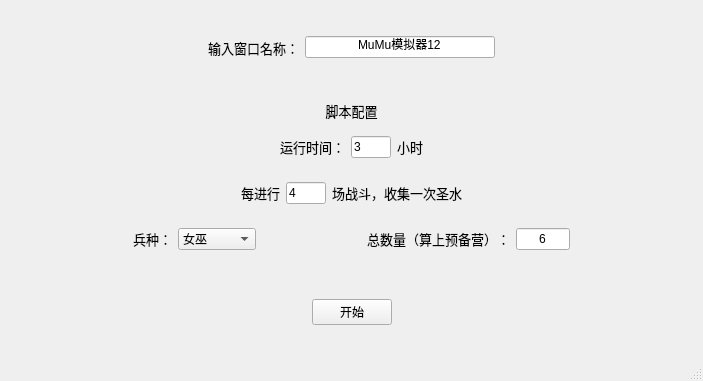
The window that ui.ui (nev3da/COC) describes before a commit, drawn with Qt 5.
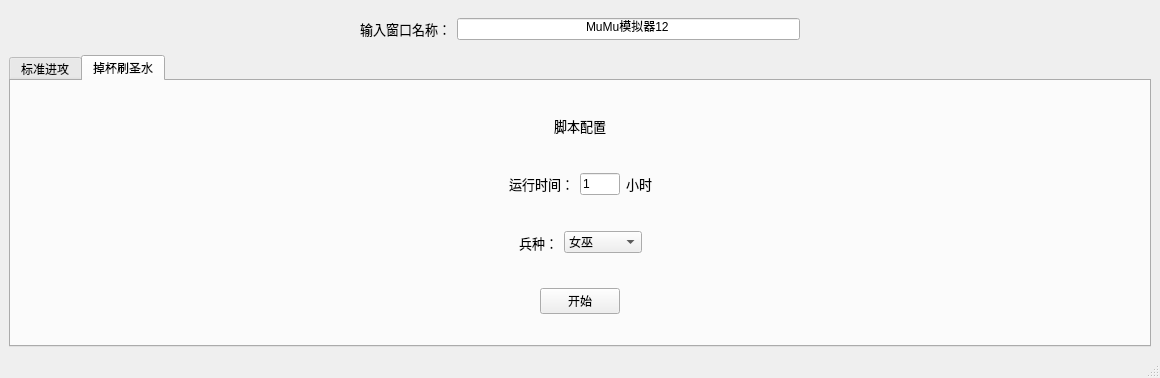
The same window after the commit. The open tabs and pages were chosen to show the change.

Commit message: 可以选择掉杯刷圣水

```diff
--- a/ui.ui
+++ b/ui.ui
@@ -6,8 +6,8 @@
    <rect>
     <x>0</x>
     <y>0</y>
-    <width>703</width>
-    <height>381</height>
+    <width>1160</width>
+    <height>375</height>
    </rect>
   </property>
   <property name="windowTitle">
@@ -70,6 +70,19 @@
      </widget>
     </item>
     <item>
+     <widget class="QTabWidget" name="tabWidget">
+      <property name="currentIndex">
+       <number>0</number>
+      </property>
+      <widget class="QWidget" name="tab">
+       <attribute name="title">
+        <string>标准进攻</string>
+       </attribute>
+       <layout class="QVBoxLayout" name="verticalLayout_4">
+        <item>
+         <widget class="QWidget" name="widget_7" native="true">
+          <layout class="QVBoxLayout" name="verticalLayout_3">
+           <item>
      <widget class="QWidget" name="widget_4" native="true">
       <property name="styleSheet">
        <string notr="true"/>
@@ -330,7 +343,7 @@
              </size>
             </property>
             <property name="text">
-             <string>6</string>
+                    <string>7</string>
             </property>
             <property name="alignment">
              <set>Qt::AlignCenter</set>
@@ -356,9 +369,6 @@
          </layout>
         </widget>
        </item>
-      </layout>
-     </widget>
-    </item>
     <item>
      <widget class="QWidget" name="widget" native="true">
       <layout class="QHBoxLayout" name="horizontalLayout">
@@ -400,6 +410,230 @@
     </item>
    </layout>
   </widget>
+           </item>
+          </layout>
+         </widget>
+        </item>
+       </layout>
+      </widget>
+      <widget class="QWidget" name="tab_2">
+       <attribute name="title">
+        <string>掉杯刷圣水</string>
+       </attribute>
+       <layout class="QVBoxLayout" name="verticalLayout_5">
+        <item>
+         <widget class="QWidget" name="widget_8" native="true">
+          <layout class="QVBoxLayout" name="verticalLayout_6">
+           <item>
+            <widget class="QLabel" name="label_12">
+             <property name="font">
+              <font>
+               <pointsize>10</pointsize>
+              </font>
+             </property>
+             <property name="text">
+              <string>脚本配置</string>
+             </property>
+             <property name="alignment">
+              <set>Qt::AlignCenter</set>
+             </property>
+            </widget>
+           </item>
+           <item>
+            <widget class="QWidget" name="widget_9" native="true">
+             <layout class="QHBoxLayout" name="horizontalLayout_6">
+              <item>
+               <spacer name="horizontalSpacer_12">
+                <property name="orientation">
+                 <enum>Qt::Horizontal</enum>
+                </property>
+                <property name="sizeHint" stdset="0">
+                 <size>
+                  <width>244</width>
+                  <height>19</height>
+                 </size>
+                </property>
+               </spacer>
+              </item>
+              <item>
+               <widget class="QLabel" name="label_9">
+                <property name="font">
+                 <font>
+                  <pointsize>10</pointsize>
+                 </font>
+                </property>
+                <property name="text">
+                 <string>运行时间：</string>
+                </property>
+               </widget>
+              </item>
+              <item>
+               <widget class="QLineEdit" name="execute_time_2">
+                <property name="maximumSize">
+                 <size>
+                  <width>40</width>
+                  <height>16777215</height>
+                 </size>
+                </property>
+                <property name="text">
+                 <string>1</string>
+                </property>
+               </widget>
+              </item>
+              <item>
+               <widget class="QLabel" name="label_10">
+                <property name="font">
+                 <font>
+                  <pointsize>10</pointsize>
+                 </font>
+                </property>
+                <property name="text">
+                 <string>小时</string>
+                </property>
+               </widget>
+              </item>
+              <item>
+               <spacer name="horizontalSpacer_13">
+                <property name="orientation">
+                 <enum>Qt::Horizontal</enum>
+                </property>
+                <property name="sizeHint" stdset="0">
+                 <size>
+                  <width>244</width>
+                  <height>19</height>
+                 </size>
+                </property>
+               </spacer>
+              </item>
+             </layout>
+            </widget>
+           </item>
+           <item>
+            <widget class="QWidget" name="widget_11" native="true">
+             <layout class="QHBoxLayout" name="horizontalLayout_8">
+              <item>
+               <spacer name="horizontalSpacer_16">
+                <property name="orientation">
+                 <enum>Qt::Horizontal</enum>
+                </property>
+                <property name="sizeType">
+                 <enum>QSizePolicy::Expanding</enum>
+                </property>
+                <property name="sizeHint" stdset="0">
+                 <size>
+                  <width>133</width>
+                  <height>20</height>
+                 </size>
+                </property>
+               </spacer>
+              </item>
+              <item>
+               <widget class="QLabel" name="label_11">
+                <property name="font">
+                 <font>
+                  <pointsize>10</pointsize>
+                 </font>
+                </property>
+                <property name="text">
+                 <string>兵种：</string>
+                </property>
+               </widget>
+              </item>
+              <item>
+               <widget class="QComboBox" name="unit_2">
+                <property name="maximumSize">
+                 <size>
+                  <width>800</width>
+                  <height>16777215</height>
+                 </size>
+                </property>
+                <property name="layoutDirection">
+                 <enum>Qt::LeftToRight</enum>
+                </property>
+                <item>
+                 <property name="text">
+                  <string>女巫</string>
+                 </property>
+                </item>
+                <item>
+                 <property name="text">
+                  <string>龙</string>
+                 </property>
+                </item>
+                <item>
+                 <property name="text">
+                  <string>变异亡灵</string>
+                 </property>
+                </item>
+               </widget>
+              </item>
+              <item>
+               <spacer name="horizontalSpacer_17">
+                <property name="orientation">
+                 <enum>Qt::Horizontal</enum>
+                </property>
+                <property name="sizeType">
+                 <enum>QSizePolicy::Expanding</enum>
+                </property>
+                <property name="sizeHint" stdset="0">
+                 <size>
+                  <width>132</width>
+                  <height>20</height>
+                 </size>
+                </property>
+               </spacer>
+              </item>
+             </layout>
+            </widget>
+           </item>
+           <item>
+            <widget class="QWidget" name="widget_10" native="true">
+             <layout class="QHBoxLayout" name="horizontalLayout_7">
+              <item>
+               <spacer name="horizontalSpacer_14">
+                <property name="orientation">
+                 <enum>Qt::Horizontal</enum>
+                </property>
+                <property name="sizeHint" stdset="0">
+                 <size>
+                  <width>90</width>
+                  <height>20</height>
+                 </size>
+                </property>
+               </spacer>
+              </item>
+              <item>
+               <widget class="QPushButton" name="btn_2">
+                <property name="text">
+                 <string>开始</string>
+                </property>
+               </widget>
+              </item>
+              <item>
+               <spacer name="horizontalSpacer_15">
+                <property name="orientation">
+                 <enum>Qt::Horizontal</enum>
+                </property>
+                <property name="sizeHint" stdset="0">
+                 <size>
+                  <width>90</width>
+                  <height>20</height>
+                 </size>
+                </property>
+               </spacer>
+              </item>
+             </layout>
+            </widget>
+           </item>
+          </layout>
+         </widget>
+        </item>
+       </layout>
+      </widget>
+     </widget>
+    </item>
+   </layout>
+  </widget>
   <widget class="QMenuBar" name="menubar">
    <property name="geometry">
     <rect>
```
Left out of the diff: 10 changed lines with no effect on the pictures. Lines whose indentation alone changed are shown as unchanged. The commit also changes 8 other files.
